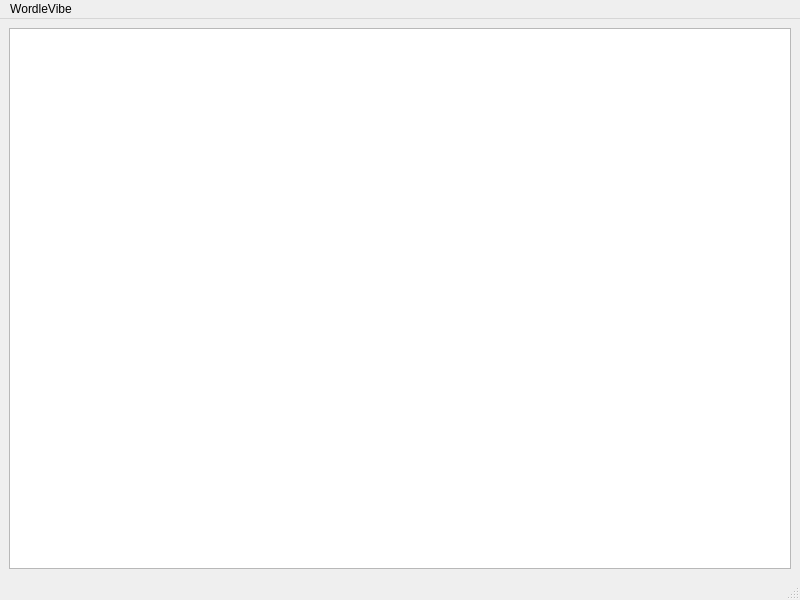
First picture: the form in mainwindow.ui, repository eloranta/WordleWibe, before the edit.
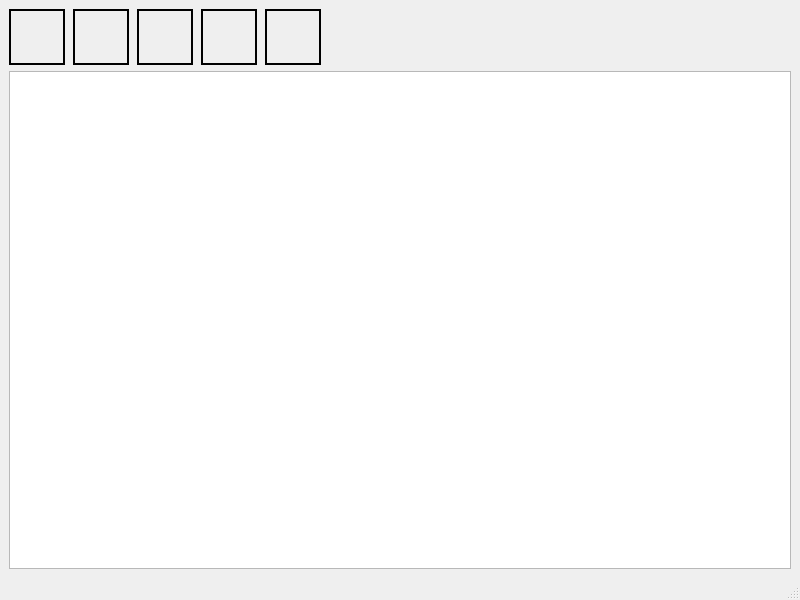
Second picture: the form after the edit.

Commit message: add word list

What changed in the file:
```diff
--- a/mainwindow.ui
+++ b/mainwindow.ui
@@ -15,6 +15,166 @@
   </property>
   <widget class="QWidget" name="centralwidget">
    <layout class="QVBoxLayout" name="verticalLayout">
+    <item>
+     <layout class="QHBoxLayout" name="guessRowLayout">
+      <property name="spacing">
+       <number>8</number>
+      </property>
+      <item>
+       <widget class="QLabel" name="letterBox1">
+        <property name="minimumSize">
+         <size>
+          <width>56</width>
+          <height>56</height>
+         </size>
+        </property>
+        <property name="maximumSize">
+         <size>
+          <width>56</width>
+          <height>56</height>
+         </size>
+        </property>
+        <property name="frameShape">
+         <enum>QFrame::Shape::Box</enum>
+        </property>
+        <property name="lineWidth">
+         <number>2</number>
+        </property>
+        <property name="text">
+         <string/>
+        </property>
+        <property name="alignment">
+         <set>Qt::AlignmentFlag::AlignCenter</set>
+        </property>
+       </widget>
+      </item>
+      <item>
+       <widget class="QLabel" name="letterBox2">
+        <property name="minimumSize">
+         <size>
+          <width>56</width>
+          <height>56</height>
+         </size>
+        </property>
+        <property name="maximumSize">
+         <size>
+          <width>56</width>
+          <height>56</height>
+         </size>
+        </property>
+        <property name="frameShape">
+         <enum>QFrame::Shape::Box</enum>
+        </property>
+        <property name="lineWidth">
+         <number>2</number>
+        </property>
+        <property name="text">
+         <string/>
+        </property>
+        <property name="alignment">
+         <set>Qt::AlignmentFlag::AlignCenter</set>
+        </property>
+       </widget>
+      </item>
+      <item>
+       <widget class="QLabel" name="letterBox3">
+        <property name="minimumSize">
+         <size>
+          <width>56</width>
+          <height>56</height>
+         </size>
+        </property>
+        <property name="maximumSize">
+         <size>
+          <width>56</width>
+          <height>56</height>
+         </size>
+        </property>
+        <property name="frameShape">
+         <enum>QFrame::Shape::Box</enum>
+        </property>
+        <property name="lineWidth">
+         <number>2</number>
+        </property>
+        <property name="text">
+         <string/>
+        </property>
+        <property name="alignment">
+         <set>Qt::AlignmentFlag::AlignCenter</set>
+        </property>
+       </widget>
+      </item>
+      <item>
+       <widget class="QLabel" name="letterBox4">
+        <property name="minimumSize">
+         <size>
+          <width>56</width>
+          <height>56</height>
+         </size>
+        </property>
+        <property name="maximumSize">
+         <size>
+          <width>56</width>
+          <height>56</height>
+         </size>
+        </property>
+        <property name="frameShape">
+         <enum>QFrame::Shape::Box</enum>
+        </property>
+        <property name="lineWidth">
+         <number>2</number>
+        </property>
+        <property name="text">
+         <string/>
+        </property>
+        <property name="alignment">
+         <set>Qt::AlignmentFlag::AlignCenter</set>
+        </property>
+       </widget>
+      </item>
+      <item>
+       <widget class="QLabel" name="letterBox5">
+        <property name="minimumSize">
+         <size>
+          <width>56</width>
+          <height>56</height>
+         </size>
+        </property>
+        <property name="maximumSize">
+         <size>
+          <width>56</width>
+          <height>56</height>
+         </size>
+        </property>
+        <property name="frameShape">
+         <enum>QFrame::Shape::Box</enum>
+        </property>
+        <property name="lineWidth">
+         <number>2</number>
+        </property>
+        <property name="text">
+         <string/>
+        </property>
+        <property name="alignment">
+         <set>Qt::AlignmentFlag::AlignCenter</set>
+        </property>
+       </widget>
+      </item>
+      <item>
+       <spacer name="horizontalSpacer">
+        <property name="orientation">
+         <enum>Qt::Orientation::Horizontal</enum>
+        </property>
+        <property name="sizeHint" stdset="0">
+         <size>
+          <width>40</width>
+          <height>20</height>
+         </size>
+        </property>
+       </spacer>
+      </item>
+     </layout>
+    </item>
     <item>
      <widget class="QPlainTextEdit" name="stringsView">
       <property name="readOnly">
@@ -30,15 +190,9 @@
      <x>0</x>
      <y>0</y>
      <width>800</width>
-     <height>37</height>
+     <height>22</height>
     </rect>
    </property>
-   <widget class="QMenu" name="menuWordleVibe">
-    <property name="title">
-     <string>WordleVibe</string>
-    </property>
-   </widget>
-   <addaction name="menuWordleVibe"/>
   </widget>
   <widget class="QStatusBar" name="statusbar"/>
  </widget>
```
The commit also changes 1 other file.
